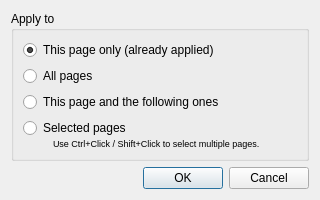
Qt form filters/output/ui/OutputApplyColorsDialog.ui (4lex4/scantailor-advanced) before a commit.
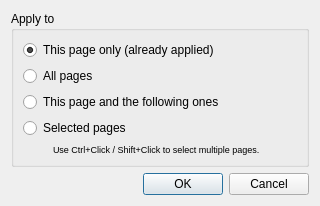
The same form after that commit.

Commit message: + ColorManager ~ Dark Scheme finished ~ Other changes

What changed in the file:
```diff
--- a/filters/output/ui/OutputApplyColorsDialog.ui
+++ b/filters/output/ui/OutputApplyColorsDialog.ui
@@ -48,15 +48,6 @@
        </widget>
       </item>
       <item>
-       <widget class="QWidget" name="selectedPagesWidget" native="true">
-        <layout class="QVBoxLayout" name="verticalLayout">
-         <property name="spacing">
-          <number>0</number>
-         </property>
-         <property name="margin">
-          <number>0</number>
-         </property>
-         <item>
           <widget class="QRadioButton" name="selectedPagesRB">
            <property name="text">
             <string>Selected pages</string>
@@ -97,9 +88,6 @@
             </widget>
            </item>
           </layout>
-         </item>
-        </layout>
-       </widget>
       </item>
      </layout>
     </widget>
```
Lines whose indentation alone changed are shown as unchanged. The commit also changes 70 other files.
